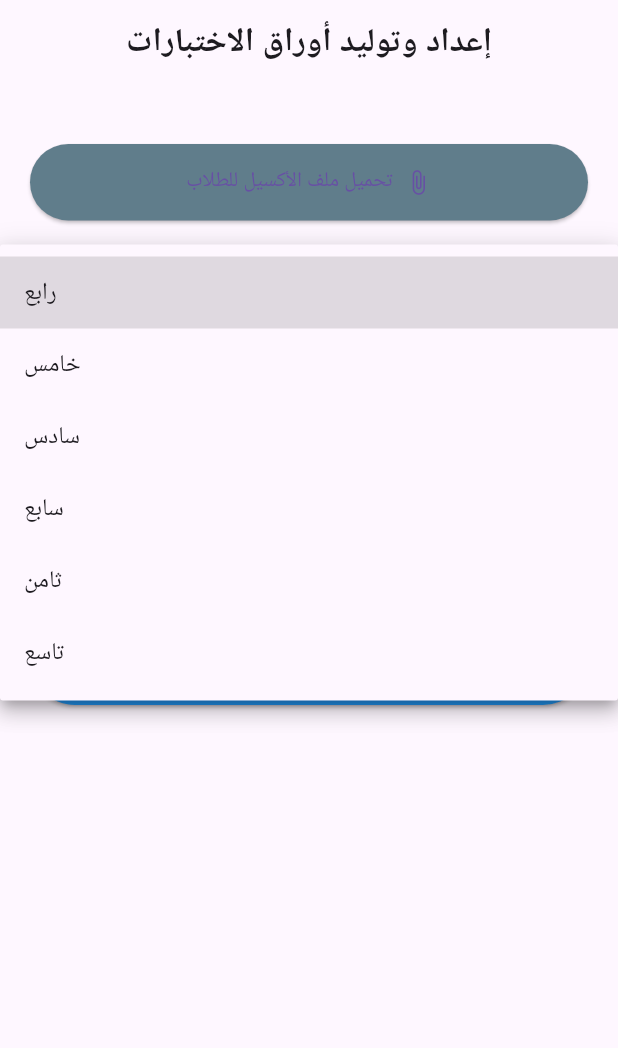
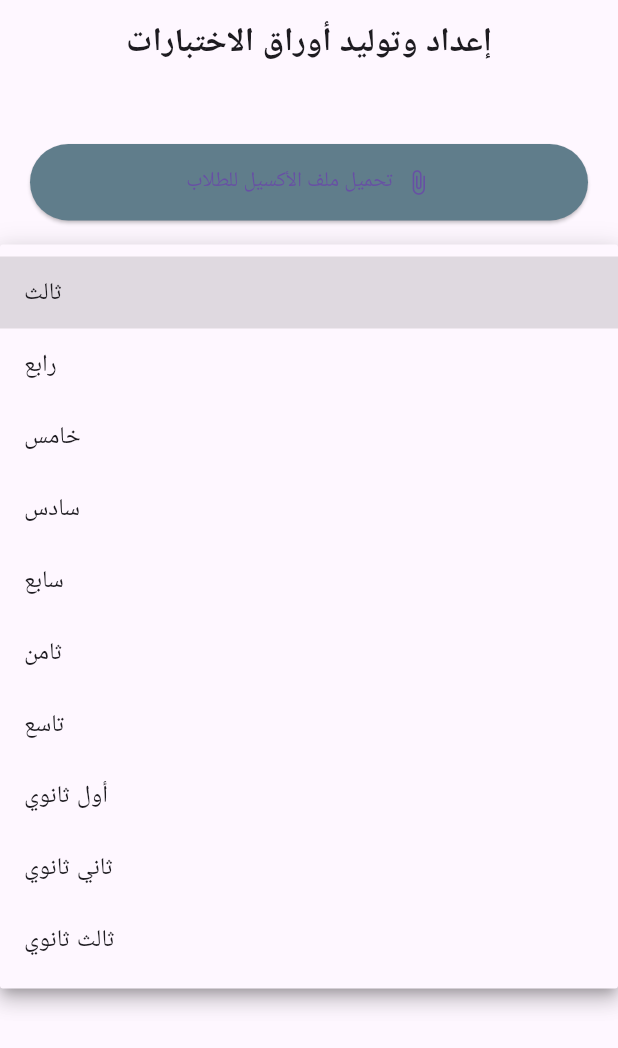
Before and after one commit to karnyn7743-tech/grades_qr_scanner, a Flutter app: the screen it shows after launch, after a tap on "اختر الصف الدراسي", on a phone screen of 412 x 824 dp. Shown: the top 1048 px of the screen. Run offline on Flutter 3.47's test engine with Material 3 defaults, Android fonts, the phone set to English and light mode, and no system bars; our stand-ins replace file_picker, pdf, permission_handler; missing offline and left inert: excel.

```diff
--- a/lib/screens/home_screen.dart
+++ b/lib/screens/home_screen.dart
@@ -17,7 +17,7 @@ class _HomeScreenState extends State<HomeScreen> {
   String? _excelPath;
   String? _qrFolderPath;
 
-  final List<String> _classes = ["رابع", "خامس", "سادس", "سابع", "ثامن", "تاسع"];
+  final List<String> _classes =["ثالث", "رابع", "خامس", "سادس", "سابع", "ثامن", "تاسع", "أول ثانوي", "ثاني ثانوي","ثالث ثانوي"];
   String? _selectedClass;
 
   List<String> _subjects = [];
@@ -28,7 +28,7 @@ class _HomeScreenState extends State<HomeScreen> {
   Future<void> _pickExcelFile() async {
     FilePickerResult? result = await FilePicker.platform.pickFiles(
       type: FileType.custom,
-      allowedExtensions: ['xlsx', 'xls'],
+      allowedExtensions: ['xlsx', 'xls', 'xlsm', 'xlsb'],
     );
 
     if (result != null && result.files.single.path != null) {
```
